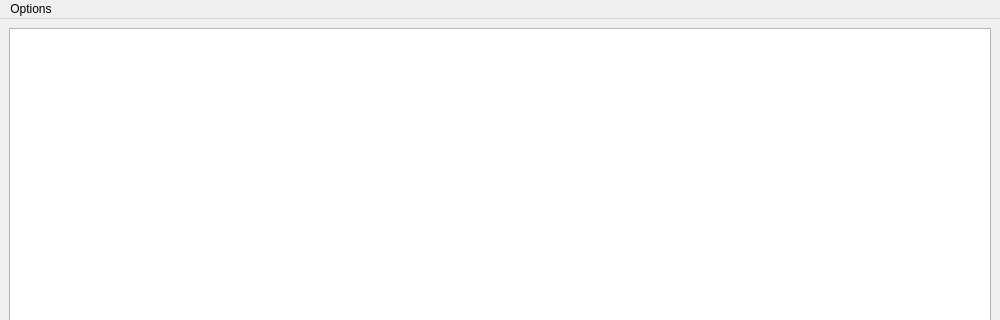
The window that ui/tagger_window.ui (midnightdim/declutter) describes before a commit, drawn with Qt 5; both pictures show x 0 to 1000 and y 0 to 320 of the 1000 by 600 pixel window.
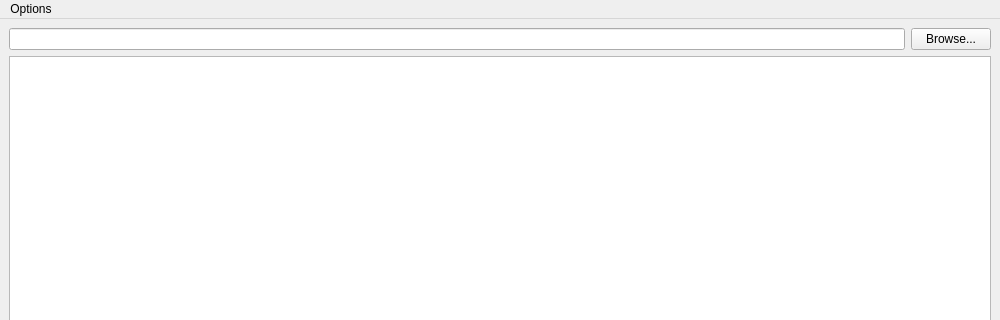
The same window after the commit. Icons and pictures are not drawn.

The edit to the form file:
```diff
--- a/ui/tagger_window.ui
+++ b/ui/tagger_window.ui
@@ -18,8 +18,22 @@
     <normaloff>:/images/DeClutter.ico</normaloff>:/images/DeClutter.ico</iconset>
   </property>
   <widget class="QWidget" name="centralwidget">
-   <layout class="QGridLayout" name="gridLayout">
-    <item row="0" column="0">
+   <layout class="QVBoxLayout" name="verticalLayout">
+    <item>
+     <layout class="QHBoxLayout" name="horizontalLayout">
+      <item>
+       <widget class="QLineEdit" name="pathEdit"/>
+      </item>
+      <item>
+       <widget class="QPushButton" name="browseButton">
+        <property name="text">
+         <string>Browse...</string>
+        </property>
+       </widget>
+      </item>
+     </layout>
+    </item>
+    <item>
      <widget class="QTreeView" name="treeView">
       <property name="rootIsDecorated">
        <bool>false</bool>
```
